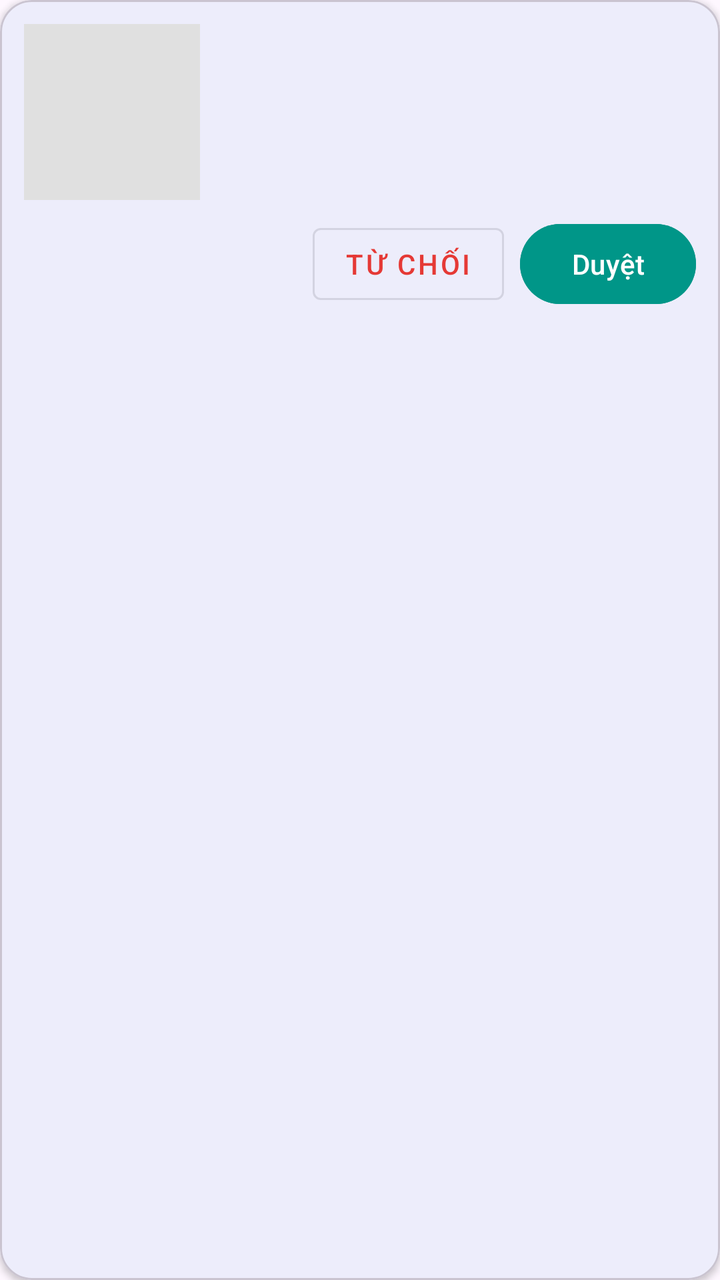
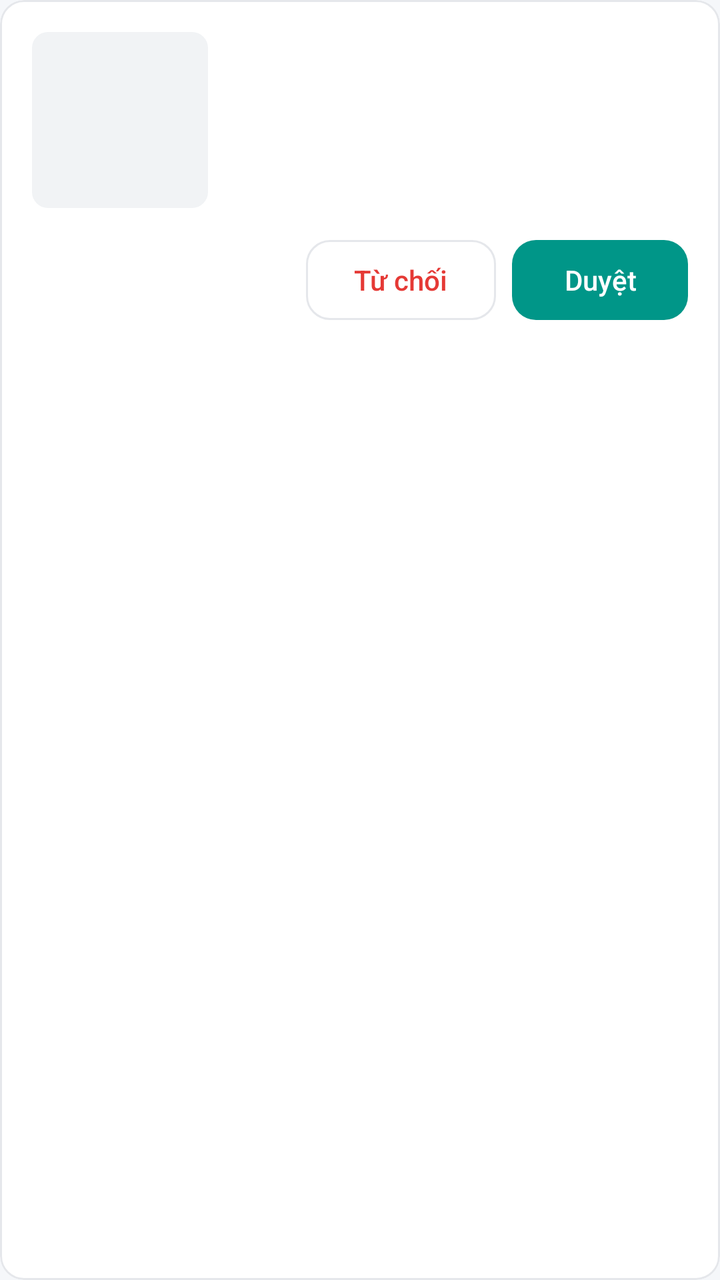

Compare the two renders of this Android layout. The source of the first and the diff that turns it into the second are given below.
<!-- AndroidManifest.xml: application theme Theme.QLPT -->
<!-- res/layout/item_pending_room.xml -->
<?xml version="1.0" encoding="utf-8"?>
<com.google.android.material.card.MaterialCardView xmlns:android="http://schemas.android.com/apk/res/android"
    xmlns:app="http://schemas.android.com/apk/res-auto"
    android:layout_width="match_parent"
    android:layout_height="wrap_content"
    android:layout_marginStart="12dp"
    android:layout_marginEnd="12dp"
    android:layout_marginTop="8dp"
    app:cardCornerRadius="16dp"
    app:cardElevation="2dp">

    <LinearLayout
        android:layout_width="match_parent"
        android:layout_height="wrap_content"
        android:orientation="vertical"
        android:padding="12dp">

        <LinearLayout
            android:layout_width="match_parent"
            android:layout_height="wrap_content"
            android:orientation="horizontal">

            <ImageView
                android:id="@+id/imgRoom"
                android:layout_width="88dp"
                android:layout_height="88dp"
                android:background="#E0E0E0"
                android:scaleType="centerCrop" />

            <LinearLayout
                android:layout_width="0dp"
                android:layout_height="wrap_content"
                android:layout_marginStart="12dp"
                android:layout_weight="1"
                android:orientation="vertical">

                <TextView
                    android:id="@+id/tvTitle"
                    android:layout_width="match_parent"
                    android:layout_height="wrap_content"
                    android:maxLines="2"
                    android:ellipsize="end"
                    android:textSize="16sp"
                    android:textStyle="bold" />

                <TextView
                    android:id="@+id/tvPrice"
                    android:layout_width="wrap_content"
                    android:layout_height="wrap_content"
                    android:textColor="#FF9800"
                    android:textStyle="bold" />

                <TextView
                    android:id="@+id/tvInfo"
                    android:layout_width="match_parent"
                    android:layout_height="wrap_content"
                    android:maxLines="2"
                    android:ellipsize="end"
                    android:textColor="#666666" />
            </LinearLayout>
        </LinearLayout>

        <LinearLayout
            android:layout_width="match_parent"
            android:layout_height="wrap_content"
            android:layout_marginTop="8dp"
            android:gravity="end"
            android:orientation="horizontal">

            <Button
                android:id="@+id/btnReject"
                style="@style/Widget.MaterialComponents.Button.OutlinedButton"
                android:layout_width="wrap_content"
                android:layout_height="wrap_content"
                android:text="Từ chối"
                android:textColor="#E53935" />

            <Button
                android:id="@+id/btnApprove"
                android:layout_width="wrap_content"
                android:layout_height="wrap_content"
                android:layout_marginStart="8dp"
                android:backgroundTint="#009688"
                android:text="Duyệt" />
        </LinearLayout>
    </LinearLayout>
</com.google.android.material.card.MaterialCardView>
<!-- resources referenced by this layout -->
<resources>
  <style name="Base.Theme.QLPT" parent="Theme.Material3.DayNight.NoActionBar">
          <item name="colorPrimary">@color/colorPrimary</item>
          <item name="colorPrimaryDark">@color/colorPrimaryDark</item>
          <item name="colorAccent">@color/colorAccent</item>
          <item name="android:statusBarColor">@color/colorPrimaryDark</item>
          <item name="textInputStyle">@style/App.TextInput</item>
      </style>
  <color name="colorPrimary">#1976D2</color>
  <color name="colorPrimaryDark">#1565C0</color>
  <color name="colorAccent">#FF6F00</color>
  <style name="App.TextInput" parent="Widget.Material3.TextInputLayout.OutlinedBox">
          <item name="boxCornerRadiusTopStart">12dp</item>
          <item name="boxCornerRadiusTopEnd">12dp</item>
          <item name="boxCornerRadiusBottomStart">12dp</item>
          <item name="boxCornerRadiusBottomEnd">12dp</item>
      </style>
  <!-- unchanged entries left out for length: 1 -->
</resources>

<!-- the commit's change to res/layout/item_pending_room.xml (unified diff, before → after) -->
@@ -3,29 +3,35 @@
     xmlns:app="http://schemas.android.com/apk/res-auto"
     android:layout_width="match_parent"
     android:layout_height="wrap_content"
-    android:layout_marginStart="12dp"
-    android:layout_marginEnd="12dp"
-    android:layout_marginTop="8dp"
-    app:cardCornerRadius="16dp"
-    app:cardElevation="2dp">
+    android:layout_marginStart="16dp"
+    android:layout_marginEnd="16dp"
+    android:layout_marginTop="12dp">
 
     <LinearLayout
         android:layout_width="match_parent"
         android:layout_height="wrap_content"
         android:orientation="vertical"
-        android:padding="12dp">
+        android:padding="16dp">
 
         <LinearLayout
             android:layout_width="match_parent"
             android:layout_height="wrap_content"
             android:orientation="horizontal">
 
-            <ImageView
-                android:id="@+id/imgRoom"
+            
+            <com.google.android.material.card.MaterialCardView
                 android:layout_width="88dp"
                 android:layout_height="88dp"
-                android:background="#E0E0E0"
-                android:scaleType="centerCrop" />
+                app:cardCornerRadius="8dp"
+                app:strokeWidth="0dp">
+
+                <ImageView
+                    android:id="@+id/imgRoom"
+                    android:layout_width="88dp"
+                    android:layout_height="88dp"
+                    android:background="@color/qlpt_surface_variant"
+                    android:scaleType="centerCrop" />
+            </com.google.android.material.card.MaterialCardView>
 
             <LinearLayout
                 android:layout_width="0dp"
@@ -40,47 +46,50 @@
                     android:layout_height="wrap_content"
                     android:maxLines="2"
                     android:ellipsize="end"
-                    android:textSize="16sp"
+                    android:textAppearance="@style/TextAppearance.QLPT.CardTitle"
                     android:textStyle="bold" />
 
                 <TextView
                     android:id="@+id/tvPrice"
                     android:layout_width="wrap_content"
                     android:layout_height="wrap_content"
-                    android:textColor="#FF9800"
+                    android:layout_marginTop="4dp"
+                    android:textColor="@color/qlpt_accent"
+                    android:textSize="14sp"
                     android:textStyle="bold" />
 
                 <TextView
                     android:id="@+id/tvInfo"
                     android:layout_width="match_parent"
                     android:layout_height="wrap_content"
+                    android:layout_marginTop="4dp"
                     android:maxLines="2"
                     android:ellipsize="end"
-                    android:textColor="#666666" />
+                    android:textAppearance="@style/TextAppearance.QLPT.Body" />
             </LinearLayout>
         </LinearLayout>
 
         <LinearLayout
             android:layout_width="match_parent"
             android:layout_height="wrap_content"
-            android:layout_marginTop="8dp"
+            android:layout_marginTop="12dp"
             android:gravity="end"
             android:orientation="horizontal">
 
             <Button
                 android:id="@+id/btnReject"
-                style="@style/Widget.MaterialComponents.Button.OutlinedButton"
+                style="@style/Widget.QLPT.Button.Outlined"
                 android:layout_width="wrap_content"
                 android:layout_height="wrap_content"
                 android:text="Từ chối"
-                android:textColor="#E53935" />
+                android:textColor="@color/qlpt_error" />
 
             <Button
                 android:id="@+id/btnApprove"
+                style="@style/Widget.QLPT.Button"
                 android:layout_width="wrap_content"
                 android:layout_height="wrap_content"
                 android:layout_marginStart="8dp"
-                android:backgroundTint="#009688"
                 android:text="Duyệt" />
         </LinearLayout>
     </LinearLayout>
<!-- resource entries referenced after the edit -->
@@ -1,21 +1,111 @@
 <!-- resources referenced by this layout -->
 <resources>
-  <style name="Base.Theme.QLPT" parent="Theme.Material3.DayNight.NoActionBar">
+  <color name="qlpt_accent">#F57C00</color>
+  <color name="qlpt_error">#E53935</color>
+  <color name="qlpt_surface_variant">#F1F3F5</color>
+  <style name="TextAppearance.QLPT.Body" parent="TextAppearance.Material3.BodyMedium">
+          <item name="android:textSize">14sp</item>
+          <item name="android:textColor">@color/qlpt_text_secondary</item>
+      </style>
+  <style name="TextAppearance.QLPT.CardTitle" parent="TextAppearance.Material3.TitleMedium">
+          <item name="android:textSize">16sp</item>
+          <item name="android:textColor">@color/qlpt_text</item>
+      </style>
+  <style name="Widget.QLPT.Button" parent="Widget.Material3.Button">
+          <item name="cornerRadius">12dp</item>
+          <item name="android:textAllCaps">false</item>
+          <item name="android:letterSpacing">0</item>
+      </style>
+  <style name="Widget.QLPT.Button.Outlined" parent="Widget.Material3.Button.OutlinedButton">
+          <item name="cornerRadius">12dp</item>
+          <item name="android:textAllCaps">false</item>
+          <item name="android:letterSpacing">0</item>
+          <item name="strokeColor">@color/qlpt_border</item>
+      </style>
+  <color name="qlpt_text_secondary">#616161</color>
+  <color name="qlpt_text">#212121</color>
+  <color name="qlpt_border">#E5E7EB</color>
+  <style name="Base.Theme.QLPT" parent="Theme.Material3.Light.NoActionBar">
+          
           <item name="colorPrimary">@color/colorPrimary</item>
+          <item name="colorOnPrimary">@color/qlpt_surface</item>
+          <item name="colorPrimaryContainer">@color/qlpt_primary_container</item>
+          <item name="colorOnPrimaryContainer">@color/qlpt_on_primary_container</item>
           <item name="colorPrimaryDark">@color/colorPrimaryDark</item>
           <item name="colorAccent">@color/colorAccent</item>
+  
+          
+          <item name="colorSecondary">@color/qlpt_accent</item>
+          <item name="colorOnSecondary">@color/qlpt_surface</item>
+          <item name="colorSecondaryContainer">@color/qlpt_primary_container</item>
+          <item name="colorOnSecondaryContainer">@color/qlpt_on_primary_container</item>
+  
+          <item name="colorError">@color/qlpt_error</item>
+  
+          
+          <item name="android:colorBackground">@color/qlpt_background</item>
+          <item name="colorSurface">@color/qlpt_surface</item>
+          <item name="colorSurfaceContainer">@color/qlpt_surface</item>
+          <item name="colorOnSurface">@color/qlpt_text</item>
+          <item name="colorOnSurfaceVariant">@color/qlpt_text_secondary</item>
+          <item name="colorOutline">@color/qlpt_text_hint</item>
+          <item name="colorOutlineVariant">@color/qlpt_border</item>
+  
+          
           <item name="android:statusBarColor">@color/colorPrimaryDark</item>
+          <item name="android:windowLightStatusBar">@bool/qlpt_light_status_bar</item>
+  
+          
+          <item name="materialButtonStyle">@style/Widget.QLPT.Button</item>
+          <item name="materialButtonOutlinedStyle">@style/Widget.QLPT.Button.Outlined</item>
+          <item name="materialCardViewStyle">@style/Widget.QLPT.Card</item>
           <item name="textInputStyle">@style/App.TextInput</item>
+          <item name="bottomNavigationStyle">@style/Widget.QLPT.BottomNav</item>
+          <item name="bottomSheetDialogTheme">@style/ThemeOverlay.QLPT.BottomSheetDialog</item>
       </style>
-  <color name="colorPrimary">#1976D2</color>
-  <color name="colorPrimaryDark">#1565C0</color>
-  <color name="colorAccent">#FF6F00</color>
+  <color name="colorPrimary">@color/qlpt_primary</color>
+  <color name="qlpt_surface">#FFFFFF</color>
+  <color name="qlpt_primary_container">#E0F2F1</color>
+  <color name="qlpt_on_primary_container">#00695C</color>
+  <color name="colorPrimaryDark">@color/qlpt_primary_dark</color>
+  <color name="colorAccent">@color/qlpt_accent</color>
+  <color name="qlpt_background">#F5F7FA</color>
+  <color name="qlpt_text_hint">#9E9E9E</color>
+  <style name="Widget.QLPT.Card" parent="Widget.Material3.CardView.Outlined">
+          <item name="cardCornerRadius">12dp</item>
+          <item name="cardElevation">0dp</item>
+          <item name="strokeWidth">1dp</item>
+          <item name="strokeColor">@color/qlpt_border</item>
+          <item name="cardBackgroundColor">@color/qlpt_surface</item>
+      </style>
   <style name="App.TextInput" parent="Widget.Material3.TextInputLayout.OutlinedBox">
+          
+          <item name="boxBackgroundColor">@color/qlpt_surface</item>
           <item name="boxCornerRadiusTopStart">12dp</item>
           <item name="boxCornerRadiusTopEnd">12dp</item>
           <item name="boxCornerRadiusBottomStart">12dp</item>
           <item name="boxCornerRadiusBottomEnd">12dp</item>
       </style>
+  <style name="Widget.QLPT.BottomNav" parent="Widget.Material3.BottomNavigationView">
+          <item name="backgroundTint">@color/qlpt_surface</item>
+          <item name="elevation">8dp</item>
+      </style>
+  <style name="ThemeOverlay.QLPT.BottomSheetDialog" parent="ThemeOverlay.Material3.BottomSheetDialog">
+          <item name="bottomSheetStyle">@style/Widget.QLPT.BottomSheet</item>
+      </style>
+  <color name="qlpt_primary">#009688</color>
+  <color name="qlpt_primary_dark">#00796B</color>
+  <style name="Widget.QLPT.BottomSheet" parent="Widget.Material3.BottomSheet.Modal">
+          <item name="backgroundTint">@color/qlpt_surface</item>
+          <item name="shapeAppearance">@style/ShapeAppearance.QLPT.BottomSheet</item>
+      </style>
+  <style name="ShapeAppearance.QLPT.BottomSheet" parent="">
+          <item name="cornerFamily">rounded</item>
+          <item name="cornerSizeTopLeft">24dp</item>
+          <item name="cornerSizeTopRight">24dp</item>
+          <item name="cornerSizeBottomLeft">0dp</item>
+          <item name="cornerSizeBottomRight">0dp</item>
+      </style>
   <!-- unchanged entries left out for length: 1 -->
 </resources>
 
